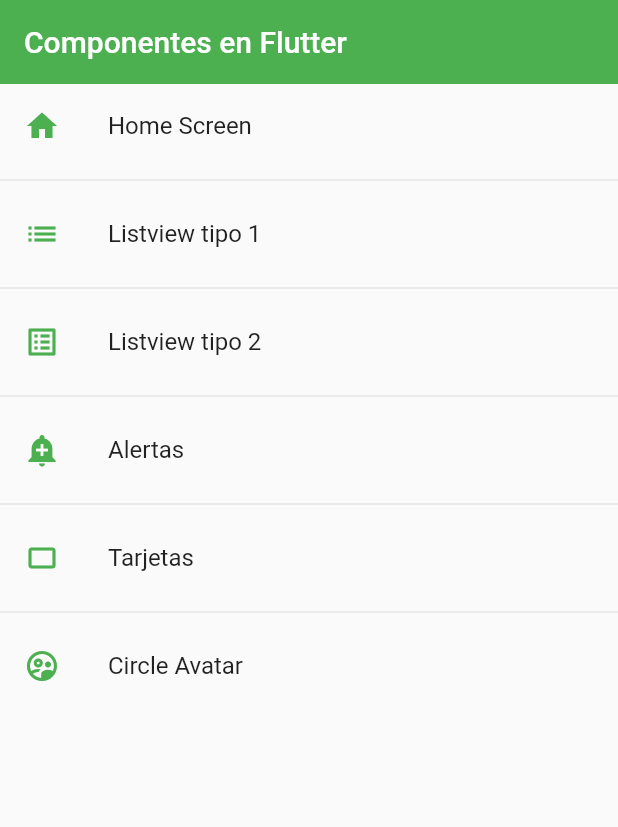
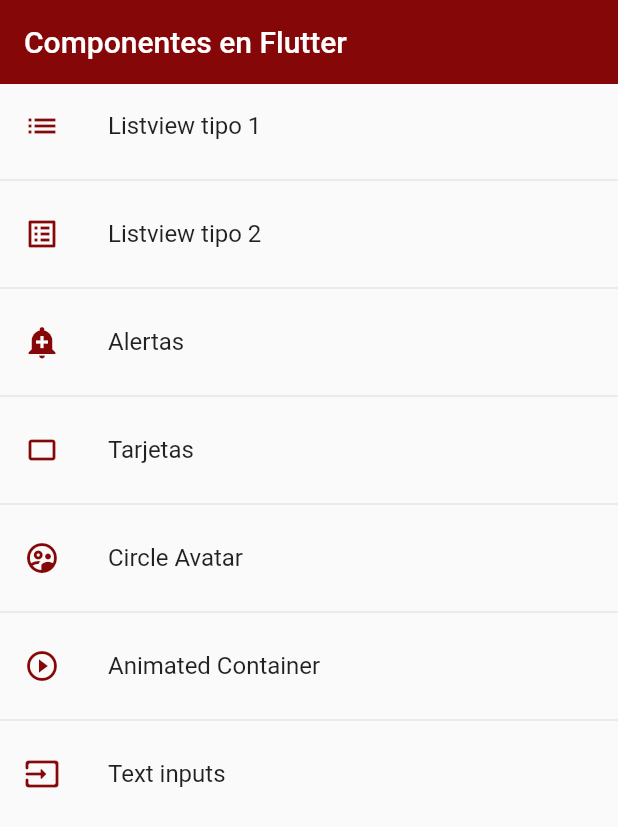
Before and after one commit to shadowblaze36/fl_components, a Flutter app: the screen it shows after launch, on a phone screen of 412 x 824 dp. Shown: the top 827 px of the screen. Run offline on Flutter 3.47's test engine with Material 2 defaults, Android fonts, the phone set to English and light mode, and no system bars.

Commit message:
More advancements

```diff
--- a/lib/router/app_routes.dart
+++ b/lib/router/app_routes.dart
@@ -7,11 +7,11 @@ class AppRoutes {
   static const initialRoute = 'home';
 
   static final menuOptions = <MenuOption>[
-    MenuOption(
-        route: 'home',
-        name: 'Home Screen',
-        screen: const HomeScreen(),
-        icon: Icons.home),
+    // MenuOption(
+    //     route: 'home',
+    //     name: 'Home Screen',
+    //     screen: const HomeScreen(),
+    //     icon: Icons.home),
     MenuOption(
         route: 'listview1',
         name: 'Listview tipo 1',
@@ -37,10 +37,22 @@ class AppRoutes {
         name: 'Circle Avatar',
         screen: const AvatarScreen(),
         icon: Icons.supervised_user_circle_outlined),
+    MenuOption(
+        route: 'animated',
+        name: 'Animated Container',
+        screen: const AnimatedScreen(),
+        icon: Icons.play_circle_outline),
+    MenuOption(
+        route: 'inputs',
+        name: 'Text inputs',
+        screen: const InputsScreen(),
+        icon: Icons.input_rounded),
   ];
 
   static Map<String, Widget Function(BuildContext)> getAppRoutes() {
     Map<String, Widget Function(BuildContext)> appRoutes = {};
+
+    appRoutes.addAll({'home': (BuildContext context) => const HomeScreen()});
 
     for (final option in menuOptions) {
       appRoutes.addAll({option.route: (BuildContext context) => option.screen});
--- a/lib/screens/screens.dart
+++ b/lib/screens/screens.dart
@@ -1,6 +1,8 @@
 export 'package:fl_components/screens/alert_screen.dart';
+export 'package:fl_components/screens/animated_screen.dart';
 export 'package:fl_components/screens/avatar_screen.dart';
 export 'package:fl_components/screens/card_screen.dart';
 export 'package:fl_components/screens/home_screen.dart';
+export 'package:fl_components/screens/inputs_screen.dart';
 export 'package:fl_components/screens/listview1_screen.dart';
 export 'package:fl_components/screens/listview2_screen.dart';
--- a/lib/theme/app_theme.dart
+++ b/lib/theme/app_theme.dart
@@ -1,7 +1,7 @@
 import 'package:flutter/material.dart';
 
 class AppTheme {
-  static const Color primary = Colors.green;
+  static const Color primary = Color.fromARGB(255, 133, 7, 7);
 
   static ThemeData lightTheme = ThemeData.light().copyWith(
     //Color primario
@@ -26,5 +26,24 @@ class AppTheme {
         elevation: 0,
       ),
     ),
+
+    //Inputs
+    inputDecorationTheme: const InputDecorationTheme(
+      floatingLabelStyle: TextStyle(color: primary),
+      enabledBorder: OutlineInputBorder(
+        borderSide: BorderSide(color: primary),
+        borderRadius: BorderRadius.only(
+            bottomLeft: Radius.circular(10), topRight: Radius.circular(10)),
+      ),
+      focusedBorder: OutlineInputBorder(
+        borderSide: BorderSide(color: primary),
+        borderRadius: BorderRadius.only(
+            bottomLeft: Radius.circular(10), topRight: Radius.circular(10)),
+      ),
+      border: OutlineInputBorder(
+        borderRadius: BorderRadius.only(
+            bottomLeft: Radius.circular(10), topRight: Radius.circular(10)),
+      ),
+    ),
   );
 }
--- a/lib/widgets/widgets.dart
+++ b/lib/widgets/widgets.dart
@@ -1,2 +1,3 @@
 export 'package:fl_components/widgets/custom_card_type_1.dart';
 export 'package:fl_components/widgets/custom_card_type_2.dart';
+export 'package:fl_components/widgets/custon_input_field.dart';
```
Also changed, not shown: lib/screens/animated_screen.dart (added, +56 -0 lines), lib/screens/inputs_screen.dart (added, +83 -0 lines), lib/widgets/custon_input_field.dart (added, +54 -0 lines).
